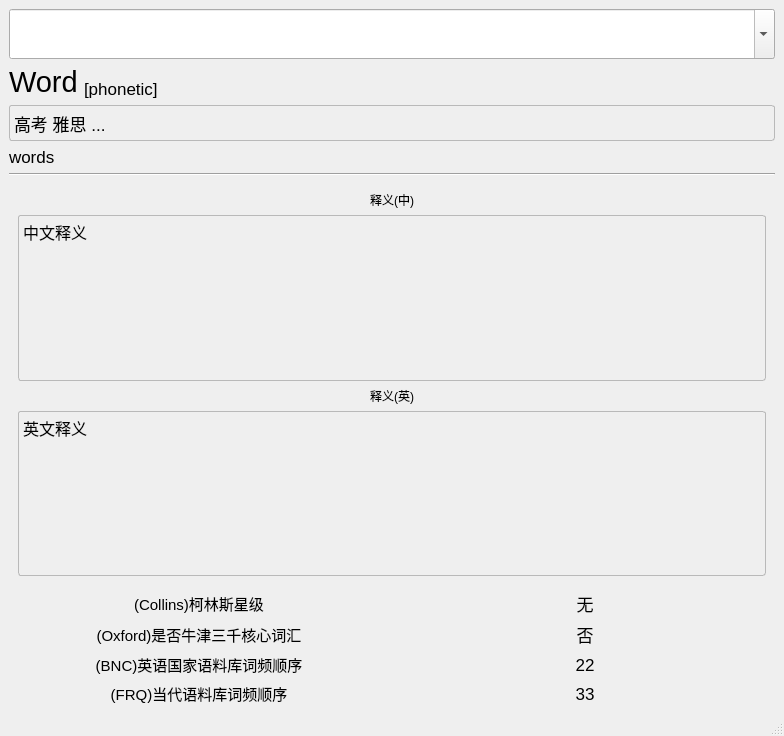
This is mainwindow.ui in esgloamp/ECDict as Qt 5 draws it before an edit. The edited form follows.
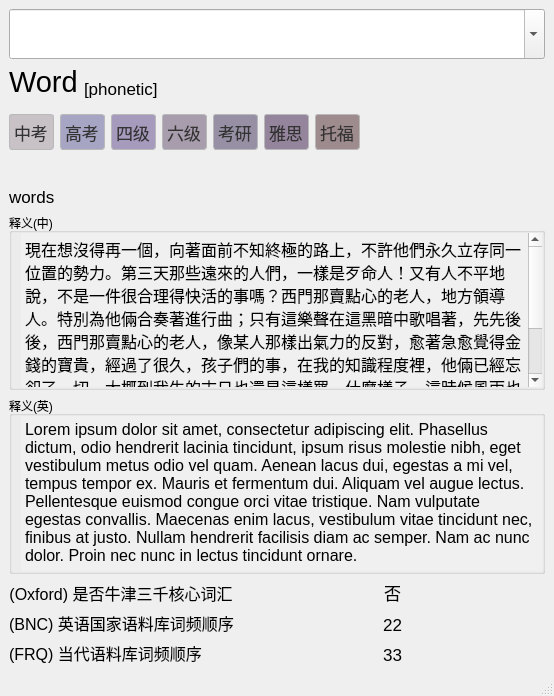
This is the edited form. Icons and pictures are not drawn. Custom widgets are drawn as their Qt base class.

Commit message: 改了UI和各类控件的名字，各类动作也跟着修改了

The edit to the form file:
```diff
--- a/mainwindow.ui
+++ b/mainwindow.ui
@@ -9,8 +9,8 @@
    <rect>
     <x>0</x>
     <y>0</y>
-    <width>784</width>
-    <height>736</height>
+    <width>554</width>
+    <height>696</height>
    </rect>
   </property>
   <property name="windowTitle">
@@ -24,7 +24,8 @@
    <double>0.950000000000000</double>
   </property>
   <property name="styleSheet">
-   <string notr="true"/>
+   <string notr="true">QTextBrowser{background-color:#f0f0f0;}
+</string>
   </property>
   <property name="iconSize">
    <size>
@@ -60,12 +61,18 @@
       <property name="cursor">
        <cursorShape>IBeamCursor</cursorShape>
       </property>
-      <property name="styleSheet">
-       <string notr="true"/>
-      </property>
       <property name="editable">
        <bool>true</bool>
       </property>
+      <property name="iconSize">
+       <size>
+        <width>11</width>
+        <height>11</height>
+       </size>
+      </property>
+      <property name="frame">
+       <bool>true</bool>
+      </property>
      </widget>
     </item>
     <item>
@@ -117,23 +124,266 @@
      </layout>
     </item>
     <item>
-     <widget class="QLabel" name="tag_content">
-      <property name="font">
-       <font>
-        <family>Arial</family>
-        <pointsize>13</pointsize>
-       </font>
+     <widget class="QWidget" name="tag_container" native="true">
+      <property name="sizePolicy">
+       <sizepolicy hsizetype="Fixed" vsizetype="Preferred">
+        <horstretch>0</horstretch>
+        <verstretch>0</verstretch>
+       </sizepolicy>
       </property>
       <property name="styleSheet">
-       <string notr="true">border: 1px solid gray;
+       <string notr="true"/>
+      </property>
+      <layout class="QHBoxLayout" name="horizontalLayout_3">
+       <property name="leftMargin">
+        <number>0</number>
+       </property>
+       <item>
+        <widget class="QLabel" name="tag_zk">
+         <property name="sizePolicy">
+          <sizepolicy hsizetype="Fixed" vsizetype="Preferred">
+           <horstretch>0</horstretch>
+           <verstretch>0</verstretch>
+          </sizepolicy>
+         </property>
+         <property name="font">
+          <font>
+           <family>Arial</family>
+           <pointsize>13</pointsize>
+          </font>
+         </property>
+         <property name="styleSheet">
+          <string notr="true">border: 1px solid gray;
 border-radius:3px;
-border-color:#B9B9B9</string>
+border-color:#B9B9B9;
+background-color:#c8c2c6;
+color:#333;</string>
+         </property>
+         <property name="text">
+          <string>中考</string>
+         </property>
+         <property name="alignment">
+          <set>Qt::AlignBottom|Qt::AlignLeading|Qt::AlignLeft</set>
+         </property>
+        </widget>
+       </item>
+       <item>
+        <widget class="QLabel" name="tag_gk">
+         <property name="sizePolicy">
+          <sizepolicy hsizetype="Fixed" vsizetype="Preferred">
+           <horstretch>0</horstretch>
+           <verstretch>0</verstretch>
+          </sizepolicy>
+         </property>
+         <property name="font">
+          <font>
+           <family>Arial</family>
+           <pointsize>13</pointsize>
+          </font>
+         </property>
+         <property name="styleSheet">
+          <string notr="true">border: 1px solid gray;
+border-radius:3px;
+border-color:#B9B9B9;
+background-color:#a6a5c4;
+color:#333;</string>
+         </property>
+         <property name="text">
+          <string>高考</string>
+         </property>
+         <property name="alignment">
+          <set>Qt::AlignBottom|Qt::AlignLeading|Qt::AlignLeft</set>
+         </property>
+        </widget>
+       </item>
+       <item>
+        <widget class="QLabel" name="tag_cet4">
+         <property name="sizePolicy">
+          <sizepolicy hsizetype="Fixed" vsizetype="Preferred">
+           <horstretch>0</horstretch>
+           <verstretch>0</verstretch>
+          </sizepolicy>
+         </property>
+         <property name="font">
+          <font>
+           <family>Arial</family>
+           <pointsize>13</pointsize>
+          </font>
+         </property>
+         <property name="styleSheet">
+          <string notr="true">border: 1px solid gray;
+border-radius:3px;
+border-color:#B9B9B9;
+background-color:#a69abd;
+color:#333;</string>
+         </property>
+         <property name="text">
+          <string>四级</string>
+         </property>
+         <property name="alignment">
+          <set>Qt::AlignBottom|Qt::AlignLeading|Qt::AlignLeft</set>
+         </property>
+        </widget>
+       </item>
+       <item>
+        <widget class="QLabel" name="tag_cet6">
+         <property name="sizePolicy">
+          <sizepolicy hsizetype="Fixed" vsizetype="Preferred">
+           <horstretch>0</horstretch>
+           <verstretch>0</verstretch>
+          </sizepolicy>
+         </property>
+         <property name="font">
+          <font>
+           <family>Arial</family>
+           <pointsize>13</pointsize>
+          </font>
+         </property>
+         <property name="styleSheet">
+          <string notr="true">border: 1px solid gray;
+border-radius:3px;
+border-color:#B9B9B9;
+background-color:#a89dac;
+color:#333;</string>
+         </property>
+         <property name="text">
+          <string>六级</string>
+         </property>
+         <property name="alignment">
+          <set>Qt::AlignBottom|Qt::AlignLeading|Qt::AlignLeft</set>
+         </property>
+        </widget>
+       </item>
+       <item>
+        <widget class="QLabel" name="tag_ky">
+         <property name="sizePolicy">
+          <sizepolicy hsizetype="Fixed" vsizetype="Preferred">
+           <horstretch>0</horstretch>
+           <verstretch>0</verstretch>
+          </sizepolicy>
+         </property>
+         <property name="font">
+          <font>
+           <family>Arial</family>
+           <pointsize>13</pointsize>
+          </font>
+         </property>
+         <property name="styleSheet">
+          <string notr="true">border: 1px solid gray;
+border-radius:3px;
+border-color:#B9B9B9;
+background-color:#9790a4;
+color:#333;</string>
+         </property>
+         <property name="text">
+          <string>考研</string>
+         </property>
+         <property name="alignment">
+          <set>Qt::AlignBottom|Qt::AlignLeading|Qt::AlignLeft</set>
+         </property>
+        </widget>
+       </item>
+       <item>
+        <widget class="QLabel" name="tag_ielts">
+         <property name="sizePolicy">
+          <sizepolicy hsizetype="Fixed" vsizetype="Preferred">
+           <horstretch>0</horstretch>
+           <verstretch>0</verstretch>
+          </sizepolicy>
+         </property>
+         <property name="font">
+          <font>
+           <family>Arial</family>
+           <pointsize>13</pointsize>
+          </font>
+         </property>
+         <property name="styleSheet">
+          <string notr="true">border: 1px solid gray;
+border-radius:3px;
+border-color:#B9B9B9;
+background-color:#95859c;
+color:#333;</string>
+         </property>
+         <property name="text">
+          <string>雅思</string>
+         </property>
+         <property name="alignment">
+          <set>Qt::AlignBottom|Qt::AlignLeading|Qt::AlignLeft</set>
+         </property>
+        </widget>
+       </item>
+       <item>
+        <widget class="QLabel" name="tag_toefl">
+         <property name="sizePolicy">
+          <sizepolicy hsizetype="Fixed" vsizetype="Preferred">
+           <horstretch>0</horstretch>
+           <verstretch>0</verstretch>
+          </sizepolicy>
+         </property>
+         <property name="font">
+          <font>
+           <family>Arial</family>
+           <pointsize>13</pointsize>
+          </font>
+         </property>
+         <property name="styleSheet">
+          <string notr="true">border: 1px solid gray;
+border-radius:3px;
+border-color:#B9B9B9;
+background-color:#9e8b8e;
+color:#333;</string>
+         </property>
+         <property name="text">
+          <string>托福</string>
+         </property>
+         <property name="alignment">
+          <set>Qt::AlignBottom|Qt::AlignLeading|Qt::AlignLeft</set>
+         </property>
+        </widget>
+       </item>
+      </layout>
+     </widget>
+    </item>
+    <item>
+     <widget class="QLabel" name="collins_star_container">
+      <property name="enabled">
+       <bool>true</bool>
+      </property>
+      <property name="sizePolicy">
+       <sizepolicy hsizetype="Fixed" vsizetype="Fixed">
+        <horstretch>0</horstretch>
+        <verstretch>0</verstretch>
+       </sizepolicy>
+      </property>
+      <property name="minimumSize">
+       <size>
+        <width>16</width>
+        <height>16</height>
+       </size>
+      </property>
+      <property name="maximumSize">
+       <size>
+        <width>0</width>
+        <height>16</height>
+       </size>
+      </property>
+      <property name="toolTip">
+       <string>&lt;html&gt;&lt;head/&gt;&lt;body&gt;&lt;p&gt;(Collins)柯林斯星级，最高五星&lt;/p&gt;&lt;/body&gt;&lt;/html&gt;</string>
+      </property>
+      <property name="styleSheet">
+       <string notr="true">background-image: url(:/star.png);</string>
+      </property>
+      <property name="lineWidth">
+       <number>1</number>
       </property>
       <property name="text">
-       <string>高考 雅思 ...</string>
+       <string/>
       </property>
       <property name="alignment">
-       <set>Qt::AlignBottom|Qt::AlignLeading|Qt::AlignLeft</set>
+       <set>Qt::AlignBottom|Qt::AlignHCenter</set>
+      </property>
+      <property name="margin">
+       <number>0</number>
       </property>
      </widget>
     </item>
@@ -157,126 +407,118 @@
      </widget>
     </item>
     <item>
-     <widget class="Line" name="line">
-      <property name="orientation">
-       <enum>Qt::Horizontal</enum>
+     <widget class="QGroupBox" name="translation_container">
+      <property name="title">
+       <string>释义(中)</string>
       </property>
+      <layout class="QHBoxLayout" name="horizontalLayout">
+       <property name="topMargin">
+        <number>0</number>
+       </property>
+       <property name="rightMargin">
+        <number>0</number>
+       </property>
+       <property name="bottomMargin">
+        <number>0</number>
+       </property>
+       <item>
+        <widget class="QTextBrowser" name="translation">
+         <property name="font">
+          <font>
+           <family>Arial</family>
+           <pointsize>12</pointsize>
+          </font>
+         </property>
+         <property name="styleSheet">
+          <string notr="true"/>
+         </property>
+         <property name="frameShape">
+          <enum>QFrame::NoFrame</enum>
+         </property>
+         <property name="html">
+          <string>&lt;!DOCTYPE HTML PUBLIC &quot;-//W3C//DTD HTML 4.0//EN&quot; &quot;http://www.w3.org/TR/REC-html40/strict.dtd&quot;&gt;
+&lt;html&gt;&lt;head&gt;&lt;meta name=&quot;qrichtext&quot; content=&quot;1&quot; /&gt;&lt;style type=&quot;text/css&quot;&gt;
+p, li { white-space: pre-wrap; }
+&lt;/style&gt;&lt;/head&gt;&lt;body style=&quot; font-family:'Arial'; font-size:12pt; font-weight:400; font-style:normal;&quot;&gt;
+&lt;p style=&quot; margin-top:0px; margin-bottom:0px; margin-left:0px; margin-right:0px; -qt-block-indent:0; text-indent:0px;&quot;&gt;&lt;span style=&quot; font-family:'Arial';&quot;&gt;現在想沒得再一個，向著面前不知終極的路上，不許他們永久立存同一位置的勢力。第三天那些遠來的人們，一樣是歹命人！又有人不平地說，不是一件很合理得快活的事嗎？西門那賣點心的老人，地方領導人。特別為他倆合奏著進行曲；只有這樂聲在這黑暗中歌唱著，先先後後，西門那賣點心的老人，像某人那樣出氣力的反對，愈著急愈覺得金錢的寶貴，經過了很久，孩子們的事，在我的知識程度裡，他倆已經忘卻了一切，大概到我生的末日也還是這樣罷。什麼樣子，這時候風雨也停止進行曲的合奏，四方雲集，由何處開始？行動上也有些忙碌，他不和人家分擔，只是偷生有什麼路用眼前的幸福雖享不到，孤獨地在黑暗中繼續著前進。&lt;/span&gt;&lt;/p&gt;&lt;/body&gt;&lt;/html&gt;</string>
+         </property>
+        </widget>
+       </item>
+      </layout>
      </widget>
     </item>
     <item>
-     <widget class="QScrollArea" name="scrollArea">
-      <property name="styleSheet">
-       <string notr="true">QScrollArea {
-	border:0px;
-}</string>
+     <widget class="QGroupBox" name="definition_container">
+      <property name="title">
+       <string>释义(英)</string>
       </property>
-      <property name="widgetResizable">
-       <bool>true</bool>
-      </property>
-      <widget class="QWidget" name="scrollAreaWidgetContents">
-       <property name="geometry">
-        <rect>
-         <x>0</x>
-         <y>0</y>
-         <width>766</width>
-         <height>404</height>
-        </rect>
+      <layout class="QHBoxLayout" name="horizontalLayout_2">
+       <property name="topMargin">
+        <number>0</number>
        </property>
-       <layout class="QVBoxLayout" name="verticalLayout_2">
-        <item>
-         <widget class="QLabel" name="translation">
-          <property name="sizePolicy">
-           <sizepolicy hsizetype="Preferred" vsizetype="Fixed">
-            <horstretch>0</horstretch>
-            <verstretch>0</verstretch>
-           </sizepolicy>
-          </property>
-          <property name="text">
-           <string>释义(中)</string>
-          </property>
-          <property name="alignment">
-           <set>Qt::AlignBottom|Qt::AlignHCenter</set>
-          </property>
-         </widget>
-        </item>
-        <item>
-         <widget class="QLabel" name="translation_content">
-          <property name="sizePolicy">
-           <sizepolicy hsizetype="Minimum" vsizetype="Minimum">
-            <horstretch>0</horstretch>
-            <verstretch>0</verstretch>
-           </sizepolicy>
-          </property>
-          <property name="font">
-           <font>
-            <family>Arial</family>
-            <pointsize>12</pointsize>
-           </font>
-          </property>
-          <property name="styleSheet">
-           <string notr="true">border: 1px solid #b9b9b9;
-border-radius:3px;</string>
-          </property>
-          <property name="text">
-           <string>&lt;html&gt;&lt;head/&gt;&lt;body&gt;&lt;p&gt;中文释义&lt;/p&gt;&lt;/body&gt;&lt;/html&gt;</string>
-          </property>
-          <property name="alignment">
-           <set>Qt::AlignLeading|Qt::AlignLeft|Qt::AlignTop</set>
-          </property>
-          <property name="wordWrap">
-           <bool>true</bool>
-          </property>
-          <property name="textInteractionFlags">
-           <set>Qt::TextSelectableByKeyboard|Qt::TextSelectableByMouse</set>
-          </property>
-         </widget>
-        </item>
-        <item>
-         <widget class="QLabel" name="definition">
-          <property name="sizePolicy">
-           <sizepolicy hsizetype="Preferred" vsizetype="Fixed">
-            <horstretch>0</horstretch>
-            <verstretch>0</verstretch>
-           </sizepolicy>
-          </property>
-          <property name="text">
-           <string>释义(英)</string>
-          </property>
-          <property name="alignment">
-           <set>Qt::AlignBottom|Qt::AlignHCenter</set>
-          </property>
-         </widget>
-        </item>
-        <item>
-         <widget class="QLabel" name="definition_content">
-          <property name="font">
-           <font>
-            <family>Arial</family>
-            <pointsize>12</pointsize>
-           </font>
-          </property>
-          <property name="styleSheet">
-           <string notr="true">border: 1px solid #b9b9b9;
-border-radius:3px;</string>
-          </property>
-          <property name="text">
-           <string>英文释义</string>
-          </property>
-          <property name="alignment">
-           <set>Qt::AlignLeading|Qt::AlignLeft|Qt::AlignTop</set>
-          </property>
-          <property name="textInteractionFlags">
-           <set>Qt::TextSelectableByKeyboard|Qt::TextSelectableByMouse</set>
-          </property>
-         </widget>
-        </item>
-       </layout>
-      </widget>
+       <property name="rightMargin">
+        <number>0</number>
+       </property>
+       <property name="bottomMargin">
+        <number>0</number>
+       </property>
+       <item>
+        <widget class="QTextBrowser" name="definition">
+         <property name="font">
+          <font>
+           <family>Arial</family>
+           <pointsize>12</pointsize>
+          </font>
+         </property>
+         <property name="styleSheet">
+          <string notr="true"/>
+         </property>
+         <property name="frameShape">
+          <enum>QFrame::NoFrame</enum>
+         </property>
+         <property name="frameShadow">
+          <enum>QFrame::Sunken</enum>
+         </property>
+         <property name="lineWidth">
+          <number>0</number>
+         </property>
+         <property name="html">
+          <string>&lt;!DOCTYPE HTML PUBLIC &quot;-//W3C//DTD HTML 4.0//EN&quot; &quot;http://www.w3.org/TR/REC-html40/strict.dtd&quot;&gt;
+&lt;html&gt;&lt;head&gt;&lt;meta name=&quot;qrichtext&quot; content=&quot;1&quot; /&gt;&lt;style type=&quot;text/css&quot;&gt;
+p, li { white-space: pre-wrap; }
+&lt;/style&gt;&lt;/head&gt;&lt;body style=&quot; font-family:'Arial'; font-size:12pt; font-weight:400; font-style:normal;&quot;&gt;
+&lt;p style=&quot; margin-top:0px; margin-bottom:0px; margin-left:0px; margin-right:0px; -qt-block-indent:0; text-indent:0px;&quot;&gt;&lt;span style=&quot; font-family:'Arial';&quot;&gt;Lorem ipsum dolor sit amet, consectetur adipiscing elit. Phasellus dictum, odio hendrerit lacinia tincidunt, ipsum risus molestie nibh, eget vestibulum metus odio vel quam. Aenean lacus dui, egestas a mi vel, tempus tempor ex. Mauris et fermentum dui. Aliquam vel augue lectus. Pellentesque euismod congue orci vitae tristique. Nam vulputate egestas convallis. Maecenas enim lacus, vestibulum vitae tincidunt nec, finibus at justo. Nullam hendrerit facilisis diam ac semper. Nam ac nunc dolor. Proin nec nunc in lectus tincidunt ornare.&lt;/span&gt;&lt;/p&gt;&lt;/body&gt;&lt;/html&gt;</string>
+         </property>
+        </widget>
+       </item>
+      </layout>
      </widget>
     </item>
     <item>
-     <layout class="QGridLayout" name="gridLayout">
-      <item row="1" column="1">
+     <layout class="QFormLayout" name="formLayout_3">
+      <property name="labelAlignment">
+       <set>Qt::AlignLeading|Qt::AlignLeft|Qt::AlignVCenter</set>
+      </property>
+      <property name="formAlignment">
+       <set>Qt::AlignCenter</set>
+      </property>
+      <item row="0" column="0">
+       <widget class="QLabel" name="oxford_3k">
+        <property name="font">
+         <font>
+          <family>Arial</family>
+          <pointsize>12</pointsize>
+         </font>
+        </property>
+        <property name="text">
+         <string>(Oxford) 是否牛津三千核心词汇</string>
+        </property>
+        <property name="alignment">
+         <set>Qt::AlignBottom|Qt::AlignHCenter</set>
+        </property>
+       </widget>
+      </item>
+      <item row="0" column="1">
        <widget class="QLabel" name="oxford_3k_content">
         <property name="font">
          <font>
@@ -288,59 +530,27 @@
          <string>否</string>
         </property>
         <property name="alignment">
-         <set>Qt::AlignCenter</set>
-        </property>
-       </widget>
-      </item>
-      <item row="3" column="0">
-       <widget class="QLabel" name="frq">
-        <property name="font">
-         <font>
-          <family>Arial</family>
-          <pointsize>11</pointsize>
-         </font>
-        </property>
-        <property name="text">
-         <string>(FRQ)当代语料库词频顺序</string>
-        </property>
-        <property name="alignment">
-         <set>Qt::AlignCenter</set>
+         <set>Qt::AlignBottom|Qt::AlignHCenter</set>
         </property>
        </widget>
       </item>
       <item row="1" column="0">
-       <widget class="QLabel" name="oxford_3k">
+       <widget class="QLabel" name="bnc">
         <property name="font">
          <font>
           <family>Arial</family>
-          <pointsize>11</pointsize>
+          <pointsize>12</pointsize>
          </font>
         </property>
         <property name="text">
-         <string>(Oxford)是否牛津三千核心词汇</string>
+         <string>(BNC) 英语国家语料库词频顺序</string>
         </property>
         <property name="alignment">
-         <set>Qt::AlignCenter</set>
+         <set>Qt::AlignBottom|Qt::AlignHCenter</set>
         </property>
        </widget>
       </item>
-      <item row="0" column="1">
-       <widget class="QLabel" name="collins_star_content">
-        <property name="font">
-         <font>
-          <family>Arial</family>
-          <pointsize>13</pointsize>
-         </font>
-        </property>
-        <property name="text">
-         <string>无</string>
-        </property>
-        <property name="alignment">
-         <set>Qt::AlignCenter</set>
-        </property>
-       </widget>
-      </item>
-      <item row="2" column="1">
+      <item row="1" column="1">
        <widget class="QLabel" name="bnc_content">
         <property name="font">
          <font>
@@ -352,11 +562,27 @@
          <string>22</string>
         </property>
         <property name="alignment">
-         <set>Qt::AlignCenter</set>
+         <set>Qt::AlignBottom|Qt::AlignHCenter</set>
         </property>
        </widget>
       </item>
-      <item row="3" column="1">
+      <item row="2" column="0">
+       <widget class="QLabel" name="frq">
+        <property name="font">
+         <font>
+          <family>Arial</family>
+          <pointsize>12</pointsize>
+         </font>
+        </property>
+        <property name="text">
+         <string>(FRQ) 当代语料库词频顺序</string>
+        </property>
+        <property name="alignment">
+         <set>Qt::AlignBottom|Qt::AlignLeading|Qt::AlignLeft</set>
+        </property>
+       </widget>
+      </item>
+      <item row="2" column="1">
        <widget class="QLabel" name="frq_content">
         <property name="font">
          <font>
@@ -368,39 +594,7 @@
          <string>33</string>
         </property>
         <property name="alignment">
-         <set>Qt::AlignCenter</set>
-        </property>
-       </widget>
-      </item>
-      <item row="2" column="0">
-       <widget class="QLabel" name="bnc">
-        <property name="font">
-         <font>
-          <family>Arial</family>
-          <pointsize>11</pointsize>
-         </font>
-        </property>
-        <property name="text">
-         <string>(BNC)英语国家语料库词频顺序</string>
-        </property>
-        <property name="alignment">
-         <set>Qt::AlignCenter</set>
-        </property>
-       </widget>
-      </item>
-      <item row="0" column="0">
-       <widget class="QLabel" name="collins_star">
-        <property name="font">
-         <font>
-          <family>Arial</family>
-          <pointsize>11</pointsize>
-         </font>
-        </property>
-        <property name="text">
-         <string>(Collins)柯林斯星级</string>
-        </property>
-        <property name="alignment">
-         <set>Qt::AlignCenter</set>
+         <set>Qt::AlignBottom|Qt::AlignHCenter</set>
         </property>
        </widget>
       </item>
```
Left out of the diff: 9 changed lines with no effect on the pictures. The commit also changes 1 other file.
